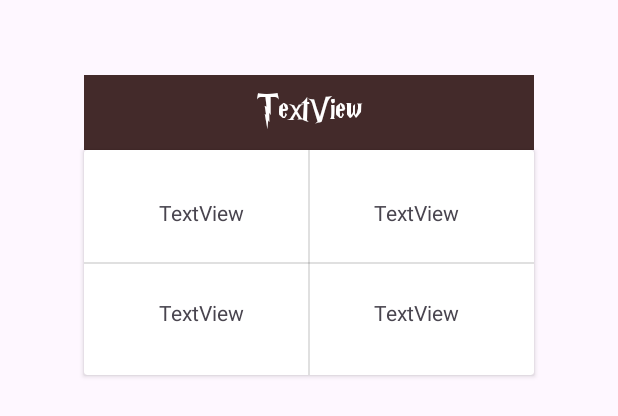
After one commit to Vicent-PM/HogwartsApp, an Android app: the layout holder_spells.xml on its own in the app's theme, with its tools: preview values and no code run, on a phone screen of 412 x 824 dp. The commit adds this screen. Shown: the top 416 px of the screen. Run offline under Robolectric (Android 15) with nearby library versions, the phone set to English and light mode, and no system bars.

Commit message:
apartado de spells

```diff
--- a/app/src/main/res/layout/fragment_spells.xml
+++ b/app/src/main/res/layout/fragment_spells.xml
@@ -1,5 +1,7 @@
 <?xml version="1.0" encoding="utf-8"?>
 <androidx.constraintlayout.widget.ConstraintLayout xmlns:android="http://schemas.android.com/apk/res/android"
+    xmlns:app="http://schemas.android.com/apk/res-auto"
+    xmlns:tools="http://schemas.android.com/tools"
     android:layout_width="match_parent"
     android:layout_height="match_parent">
 
--- /dev/null
+++ b/app/src/main/res/layout/holder_spells.xml
@@ -0,0 +1,94 @@
+<?xml version="1.0" encoding="utf-8"?>
+<androidx.constraintlayout.widget.ConstraintLayout xmlns:android="http://schemas.android.com/apk/res/android"
+    xmlns:app="http://schemas.android.com/apk/res-auto"
+    xmlns:tools="http://schemas.android.com/tools"
+    android:layout_width="match_parent"
+    android:layout_height="match_parent">
+
+    <TextView
+        android:id="@+id/textView6"
+        android:layout_width="0dp"
+        android:layout_height="50dp"
+        android:background="#432A2A"
+        android:fontFamily="@font/harryfont"
+        android:gravity="center"
+        android:text="TextView"
+        android:textColor="#FFFFFF"
+        android:textSize="24sp"
+        app:layout_constraintBottom_toTopOf="@+id/cardView"
+        app:layout_constraintEnd_toEndOf="@+id/cardView"
+        app:layout_constraintStart_toStartOf="@+id/cardView" />
+
+    <androidx.cardview.widget.CardView
+        android:id="@+id/cardView"
+        android:layout_width="300dp"
+        android:layout_height="150dp"
+        android:layout_marginTop="100dp"
+        app:cardCornerRadius="2dp"
+        app:layout_constraintEnd_toEndOf="parent"
+        app:layout_constraintStart_toStartOf="parent"
+        app:layout_constraintTop_toTopOf="parent">
+
+        <androidx.constraintlayout.widget.ConstraintLayout
+            android:layout_width="match_parent"
+            android:layout_height="match_parent">
+
+            <TextView
+                android:id="@+id/textView2"
+                android:layout_width="wrap_content"
+                android:layout_height="wrap_content"
+                android:layout_marginTop="32dp"
+                android:layout_marginEnd="50dp"
+                android:text="TextView"
+                app:layout_constraintEnd_toEndOf="parent"
+                app:layout_constraintTop_toTopOf="parent" />
+
+            <TextView
+                android:id="@+id/textView3"
+                android:layout_width="wrap_content"
+                android:layout_height="wrap_content"
+                android:layout_marginEnd="50dp"
+                android:layout_marginBottom="32dp"
+                android:text="TextView"
+                app:layout_constraintBottom_toBottomOf="parent"
+                app:layout_constraintEnd_toEndOf="parent" />
+
+            <View
+                android:id="@+id/divider"
+                android:layout_width="1dp"
+                android:layout_height="match_parent"
+                android:background="?android:attr/listDivider"
+                app:layout_constraintEnd_toStartOf="@+id/textView3"
+                app:layout_constraintStart_toEndOf="@+id/textView4" />
+
+            <TextView
+                android:id="@+id/textView4"
+                android:layout_width="wrap_content"
+                android:layout_height="wrap_content"
+                android:layout_marginStart="50dp"
+                android:layout_marginBottom="32dp"
+                android:text="TextView"
+                app:layout_constraintBottom_toBottomOf="parent"
+                app:layout_constraintStart_toStartOf="parent" />
+
+            <TextView
+                android:id="@+id/textView5"
+                android:layout_width="wrap_content"
+                android:layout_height="wrap_content"
+                android:layout_marginStart="50dp"
+                android:layout_marginTop="32dp"
+                android:text="TextView"
+                app:layout_constraintStart_toStartOf="parent"
+                app:layout_constraintTop_toTopOf="parent" />
+
+            <View
+                android:id="@+id/divider2"
+                android:layout_width="match_parent"
+                android:layout_height="1dp"
+                android:background="?android:attr/listDivider"
+                app:layout_constraintBottom_toTopOf="@+id/textView4"
+                app:layout_constraintTop_toBottomOf="@+id/textView5" />
+        </androidx.constraintlayout.widget.ConstraintLayout>
+
+    </androidx.cardview.widget.CardView>
+</androidx.constraintlayout.widget.ConstraintLayout>
```
